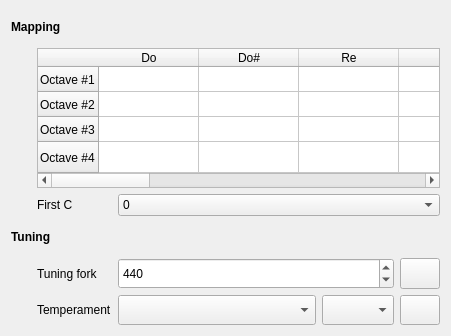
Qt form sources/context/interface/configsectionkeyboard.ui (davy7125/polyphone) before a commit.
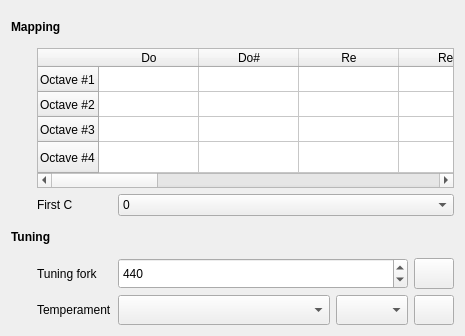
The same form after that commit.

Patch:
```diff
--- a/sources/context/interface/configsectionkeyboard.ui
+++ b/sources/context/interface/configsectionkeyboard.ui
@@ -6,7 +6,7 @@
    <rect>
     <x>0</x>
     <y>0</y>
-    <width>451</width>
+    <width>465</width>
     <height>336</height>
    </rect>
   </property>
```
Left out of the diff: 9 changed lines with no effect on the pictures.
